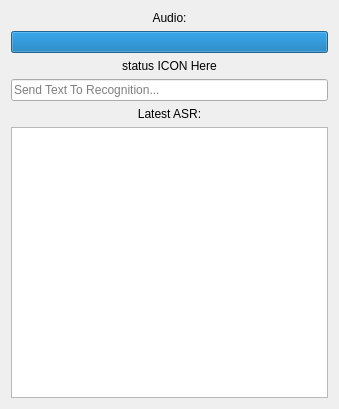
Before: the Qt Designer form clf_speech_rqt/resource/clf_speech.ui in CentralLabFacilities/speech_recognition, drawn with Qt 5.
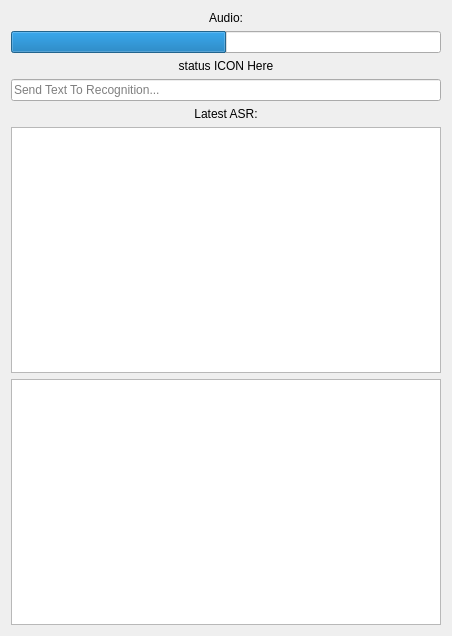
After: the same form once the commit is applied.

Commit message: fix enable service

What changed in the file:
```diff
--- a/clf_speech_rqt/resource/clf_speech.ui
+++ b/clf_speech_rqt/resource/clf_speech.ui
@@ -6,8 +6,8 @@
    <rect>
     <x>0</x>
     <y>0</y>
-    <width>339</width>
-    <height>409</height>
+    <width>452</width>
+    <height>636</height>
    </rect>
   </property>
   <property name="sizePolicy">
@@ -21,10 +21,7 @@
   </property>
   <layout class="QVBoxLayout" name="verticalLayout">
    <item>
-    <layout class="QHBoxLayout" name="horizontalLayout"/>
-   </item>
-   <item>
-    <widget class="QLabel" name="cm_list_label">
+    <widget class="QLabel" name="label_0">
      <property name="toolTip">
       <string>&lt;html&gt;&lt;head/&gt;&lt;body&gt;&lt;p&gt;&lt;span style=&quot; font-weight:600;&quot;&gt;controller manager&lt;/span&gt; namespace. It is assumed that the &lt;span style=&quot; font-weight:600;&quot;&gt;robot_description&lt;/span&gt; parameter also lives in the same namesapce.&lt;/p&gt;&lt;/body&gt;&lt;/html&gt;</string>
      </property>
@@ -39,7 +36,7 @@
    <item>
     <widget class="QProgressBar" name="audo_bar">
      <property name="value">
-      <number>100</number>
+      <number>50</number>
      </property>
      <property name="textVisible">
       <bool>false</bool>
@@ -89,6 +86,25 @@
      </property>
     </widget>
    </item>
+   <item>
+    <widget class="QTableView" name="nlu_table">
+     <property name="editTriggers">
+      <set>QAbstractItemView::NoEditTriggers</set>
+     </property>
+     <property name="dragDropOverwriteMode">
+      <bool>false</bool>
+     </property>
+     <property name="alternatingRowColors">
+      <bool>true</bool>
+     </property>
+     <property name="selectionMode">
+      <enum>QAbstractItemView::NoSelection</enum>
+     </property>
+     <property name="cornerButtonEnabled">
+      <bool>false</bool>
+     </property>
+    </widget>
+   </item>
   </layout>
  </widget>
  <resources/>
```
Left out of the diff: 2 changed lines with no effect on the pictures. The commit also changes 1 other file.
